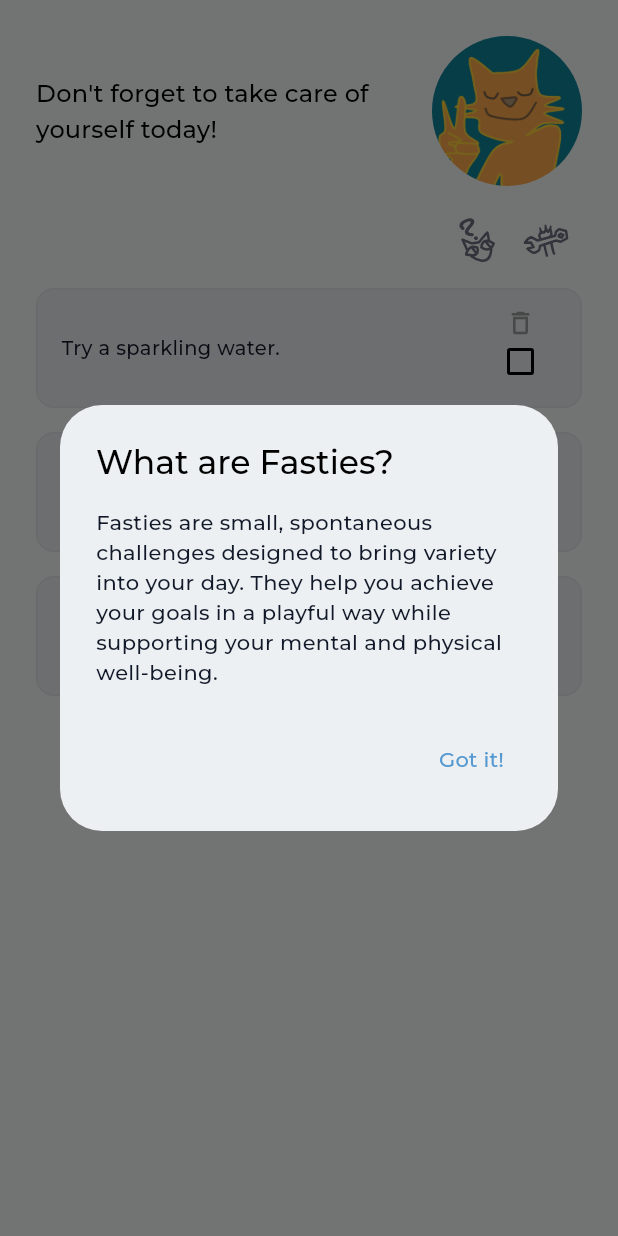
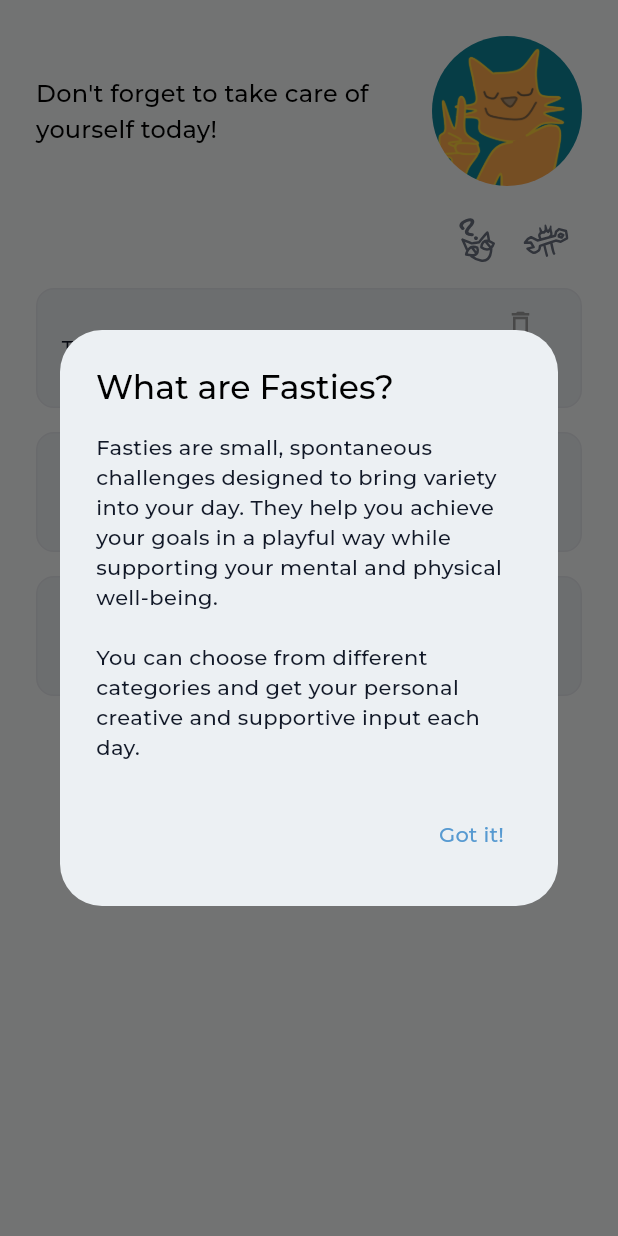
Before and after one commit to codemalcolm/moodly_client, a Flutter app: the FastiesScreen widget shown alone on an empty page, opened directly, after a tap on an icon or button, on a phone screen of 412 x 824 dp. Run offline on Flutter 3.47's test engine with Material 3 defaults, Android fonts, the phone set to English and light mode, and no system bars; our stand-ins replace bloc, equatable, flutter_bloc, flutter_svg, image_picker, shared_preferences; accounts and stored records are empty; network calls fail; project files that could hold a hidden picture were left out.

Commit message:
adjust fastie information

```diff
--- a/lib/screens/fasties_screen.dart
+++ b/lib/screens/fasties_screen.dart
@@ -158,7 +158,8 @@ class _FastiesScreenState extends State<FastiesScreen> {
                           titleTextStyle: theme.textTheme.titleLarge,
                           content: const Text(
                             'Fasties are small, spontaneous challenges designed to bring variety into your day. '
-                            'They help you achieve your goals in a playful way while supporting your mental and physical well-being.',
+                            'They help you achieve your goals in a playful way while supporting your mental and physical well-being.'
+                            '\n\nYou can choose from different categories and get your personal creative and supportive input each day.',
                           ),
                           actions: [
                             TextButton(
```
